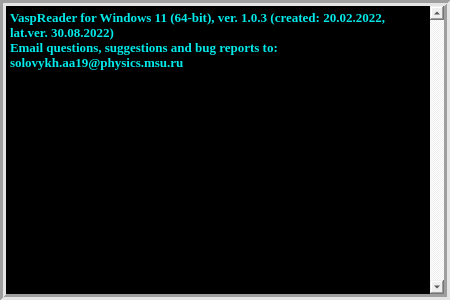
Before: the Qt Designer form QT_GUI/VRPrintGUI.ui in Babaykaa/VaspReader, drawn with Qt 5.
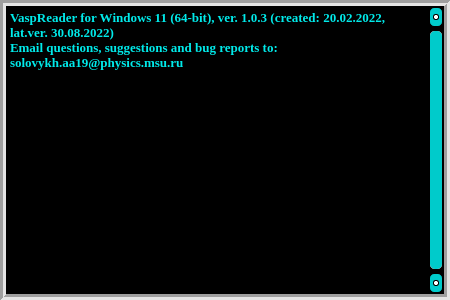
After: the same form once the commit is applied. Icons and pictures are not drawn.

Commit message: QT_Version 0.0.4 work in Progress: - Added 2 new interfaces for next windows: AuthSupercomputer, ChoosePOSCAR - Added VROpenGL, VRMD and VRPrimitives files: + VROpenGL - file for visualisation of the calculations. Now it works with a shaders and use a simplified procedure of drawing; + VRMD - refreshed file for a  calculations parsing; + VRPrimitives - contains methods to get an object primitive to next use in drawing.

What changed in the file:
```diff
--- a/QT_GUI/VRPrintGUI.ui
+++ b/QT_GUI/VRPrintGUI.ui
@@ -481,8 +481,63 @@
     <normaloff>:/VRlogo/VR-logo.ico</normaloff>:/VRlogo/VR-logo.ico</iconset>
   </property>
   <property name="styleSheet">
-   <string notr="true">gridline-color: rgb(53, 0, 80);
-border-color: rgb(78, 0, 117);</string>
+   <string notr="true">QMainWindow{
+gridline-color: rgb(53, 0, 80);
+border-color: rgb(78, 0, 117);
+}
+QScrollBar:vertical {
+    border-radius: 6px;
+    border: 2px solid rgb(0, 0, 0);
+	color: rgb(0, 0, 0);
+    background: rgb(182, 182, 182);
+    width: 16px;
+    margin: 23px 0 23px 0;
+}
+QScrollBar::handle:vertical {
+    background: rgb(0, 203, 203);
+    min-height: 18px;
+    border-radius: 5px;
+}
+QScrollBar::handle:hover:vertical {
+    background: rgb(255, 255, 255);
+}
+QScrollBar::add-line:vertical {
+    border: 1.5px solid rgb(0, 0, 0);
+    border-radius: 6px;
+    background: rgb(0, 203, 203);
+    height: 18px;
+    subcontrol-position: bottom;
+    subcontrol-origin: margin;
+}
+QScrollBar::sub-line:vertical {
+    border: 1.5px solid rgb(0, 0, 0);
+    border-radius: 6px;
+    background: rgb(0, 203, 203);
+    height: 18px;
+    subcontrol-position: top;
+    subcontrol-origin: margin;
+}
+QScrollBar::add-line:hover:vertical, QScrollBar::sub-line:hover:vertical {
+    background: rgb(255, 255, 255);
+}
+QScrollBar::up-arrow:vertical, QScrollBar::down-arrow:vertical {
+    border: 1px solid rgb(0, 0, 0);
+    border-radius: 2px;
+    width: 3.5px;
+    height: 3.5px;
+    background: rgb(255, 255, 255);
+}
+QScrollBar::up-arrow:vertical:hover, QScrollBar::down-arrow:vertical:hover {
+    background: rgb(0, 203, 203);
+}
+
+QScrollBar::add-page:vertical, QScrollBar::sub-page:vertical {
+    background: none;
+}
+QTextBrowser{border-image: url(:/background/belka.jpg) 0 0 0 0 scratch scratch;}</string>
+  </property>
+  <property name="locale">
+   <locale language="English" country="UnitedStates"/>
   </property>
   <widget class="QWidget" name="MainWidget">
    <property name="sizePolicy">
@@ -979,17 +1034,7 @@
        <bool>false</bool>
       </property>
       <property name="styleSheet">
-       <string notr="true">QTextBrowser{border-image: url(:/background/belka.jpg) 0 0 0 0 scratch scratch;}
-QScrollArea{border: none;}
-QScrollBar{background: white; border-radius: 5px;}
-QScrollBar:horizontal{height: 10px;}
-QScrollBar:vertical{width: 10px; background:white;}
-QScrollBar::handle{background: rgb(0, 203, 203); border-radius: 5px; width: 10px}
-QScrollBar::handle:hover{background: rgb(0, 150, 150); border-radius: 5px; width: 10px}
-QScrollBar::handle:horizontal{height: 25px; min-width: 10px;}
-QScrollBar::handle:vertical{width: 25px; min-height: 10px;}
-QScrollBar::add-line{border: none;background: none;}
-QScrollBar::sub-line{border: none; background: none;}</string>
+       <string notr="true"/>
       </property>
       <property name="frameShape">
        <enum>QFrame::Box</enum>
```
The commit also changes 27 other files.
